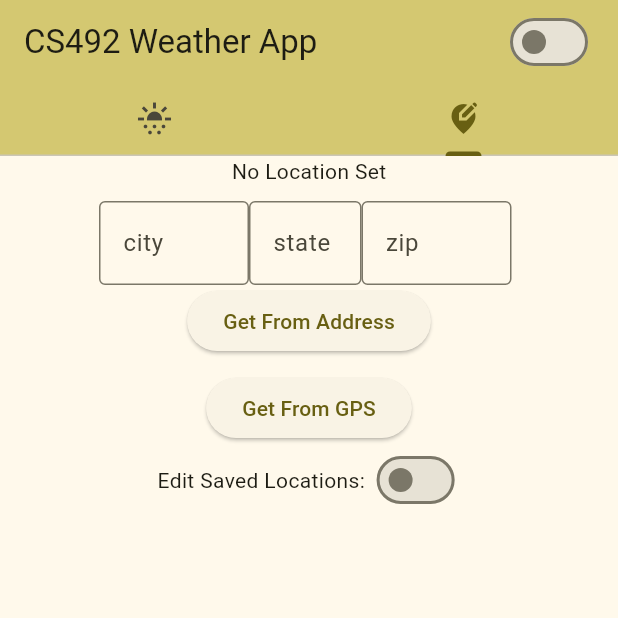
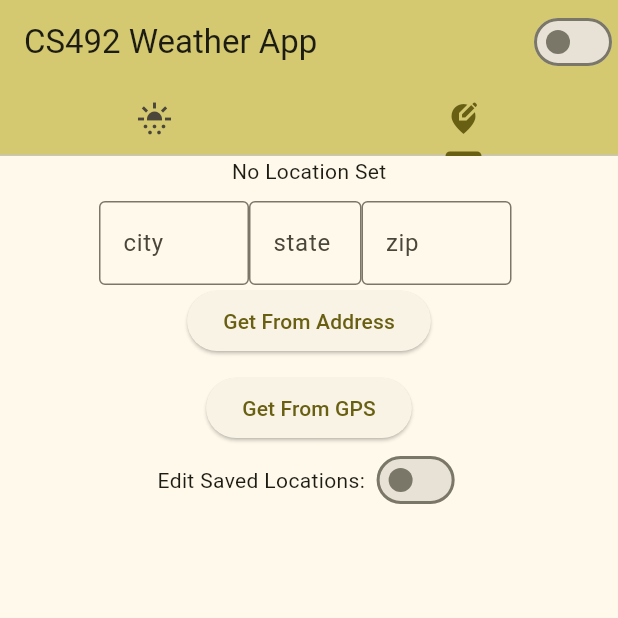
Before and after one commit to xander1111/cs492-weather-app, a Flutter app: the screen it shows after launch, tab 2 chosen, on a phone screen of 412 x 824 dp, the top half of it. Run offline on Flutter 3.47's test engine with Material 3 defaults, Android fonts, the phone set to English and light mode, and no system bars; our stand-ins replace flutter_svg, geocoding, geolocator, shared_preferences, sqflite; accounts and stored records are empty.

Commit message:
updated appbar

```diff
--- a/lib/main.dart
+++ b/lib/main.dart
@@ -50,13 +50,21 @@ class MyHomePage extends StatefulWidget {
 class _MyHomePageState extends State<MyHomePage> {
   @override
   Widget build(BuildContext context) {
+
+    var settingsProvider = Provider.of<SettingsProvider>(context);
+
     return DefaultTabController(
       length: 2,
       initialIndex: 0,
       child: Scaffold(
         appBar: AppBar(
             backgroundColor: Theme.of(context).colorScheme.inversePrimary,
-            title: TitleWidget(widget: widget),
+            actions: [Switch(
+              value: settingsProvider.darkMode,
+              onChanged: (bool value) {
+                  settingsProvider.toggleMode();
+              })],
+            title: Text(widget.title),
             bottom: TabBar(tabs: [
               Tab(icon: Icon(Icons.sunny_snowing)),
               Tab(icon: Icon(Icons.edit_location_alt))
@@ -66,30 +74,3 @@ class _MyHomePageState extends State<MyHomePage> {
     );
   }
 }
-
-class TitleWidget extends StatelessWidget {
-  const TitleWidget({
-    super.key,
-    required this.widget,
-  });
-
-  final MyHomePage widget;
-
-  @override
-  Widget build(BuildContext context) {
-
-    var settingsProvider = Provider.of<SettingsProvider>(context);
-
-    return Row(
-      mainAxisAlignment: MainAxisAlignment.spaceBetween,
-      children: [
-        Text(widget.title),
-        Switch(
-        value: settingsProvider.darkMode,
-        onChanged: (bool value) {
-            settingsProvider.toggleMode();
-        }),
-      ],
-    );
-  }
-}
```
